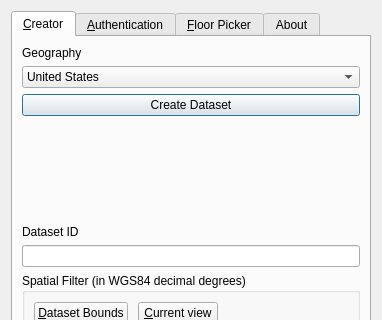
This is src/ui/azure_maps_plugin_dialog_base.ui in Azure/Azure-Maps-plugin-for-QGIS as Qt 5 draws it before an edit; both pictures show x 0 to 382 and y 0 to 320 of the 382 by 502 pixel window. The edited form follows.
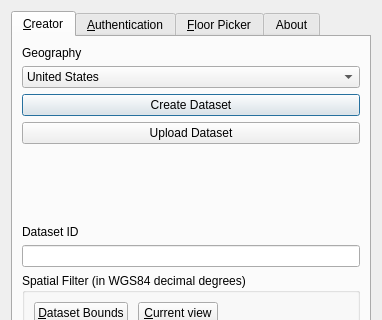
This is the edited form. Icons and pictures are not drawn.

Commit message: Added create and upload dataset button

What changed in the file:
```diff
--- a/src/ui/azure_maps_plugin_dialog_base.ui
+++ b/src/ui/azure_maps_plugin_dialog_base.ui
@@ -84,6 +84,13 @@
          </property>
         </widget>
        </item>
+       <item>
+        <widget class="QPushButton" name="uploadDatasetButton">
+         <property name="text">
+          <string>Upload Dataset</string>
+         </property>
+        </widget>
+       </item>
        <item>
         <spacer name="verticalSpacer_3">
          <property name="orientation">
```
The commit also changes 1 other file.
